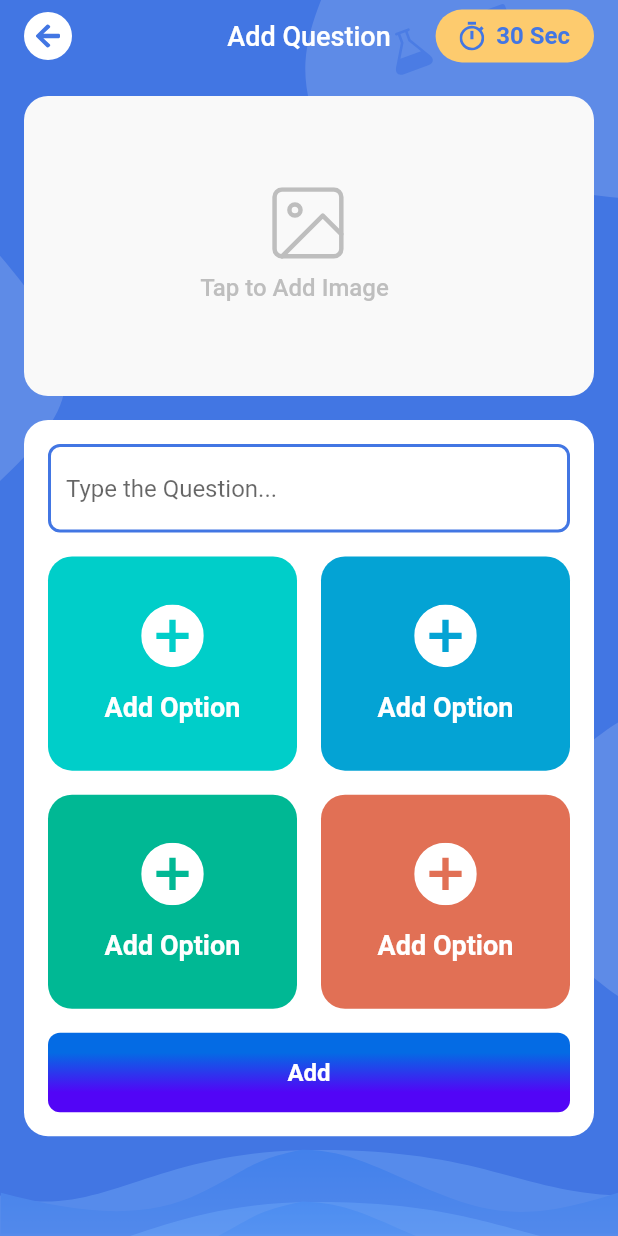
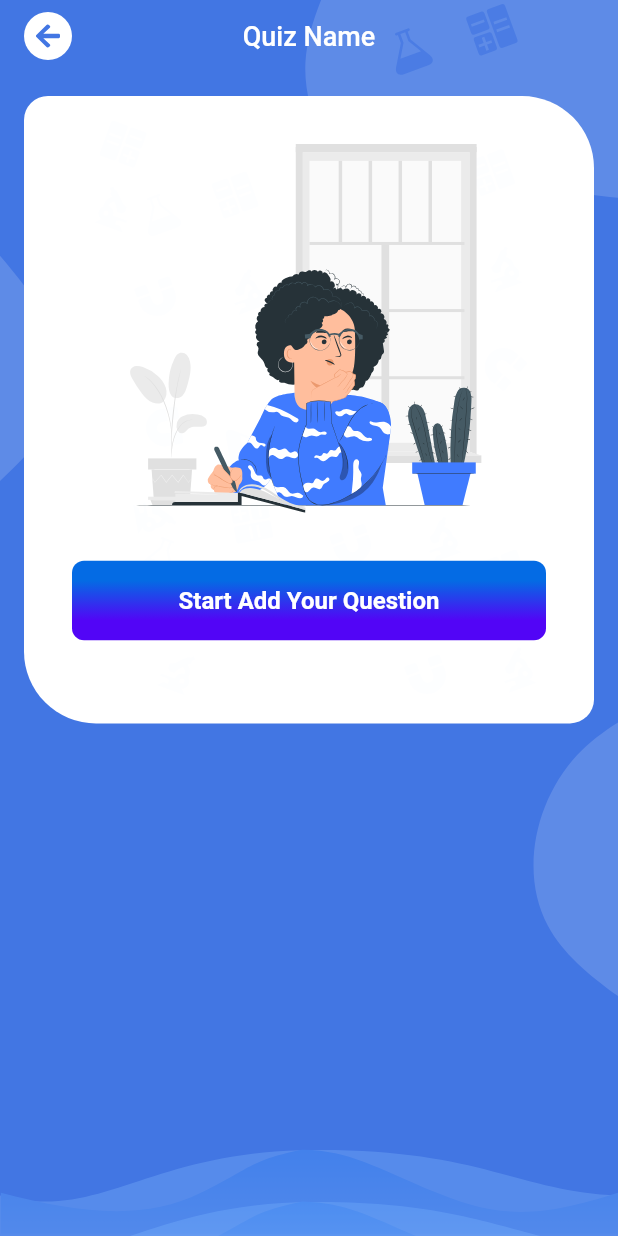
Before and after one commit to Fullmarks-Codebase/fullmarks_flutter, a Flutter app: the AddQuizNameScreen screen opened directly, after a tap on "Add", on a phone screen of 412 x 824 dp. Run offline on Flutter 3.47's test engine with Material 2 defaults, Android fonts, the phone set to English and light mode, and no system bars; our stand-ins replace carousel_slider, connectivity, fl_chart, flutter_svg, fluttertoast, lottie and 1 more; project files that could hold a hidden picture were left out.

Commit message:
- custom quiz questions list - preview question

```diff
--- a/lib/screens/AddQuizNameScreen.dart
+++ b/lib/screens/AddQuizNameScreen.dart
@@ -1,10 +1,9 @@
 import 'package:flutter/material.dart';
 import 'package:flutter_svg/svg.dart';
+import 'package:fullmarks/screens/StartAddQuestionScreen.dart';
 import 'package:fullmarks/utility/AppAssets.dart';
 import 'package:fullmarks/utility/AppColors.dart';
 import 'package:fullmarks/utility/Utiity.dart';
-
-import 'AddQuestionScreen.dart';
 
 class AddQuizNameScreen extends StatefulWidget {
   @override
@@ -92,7 +91,7 @@ class _AddQuizNameScreenState extends State<AddQuizNameScreen> {
                       Navigator.push(
                         context,
                         MaterialPageRoute(
-                          builder: (context) => AddQuestionScreen(),
+                          builder: (context) => StartAddQuestionScreen(),
                         ),
                       );
                     },
--- a/lib/screens/CreateQuizLobbyScreen.dart
+++ b/lib/screens/CreateQuizLobbyScreen.dart
@@ -1,7 +1,6 @@
 import 'package:flutter/material.dart';
 import 'package:flutter_svg/svg.dart';
 import 'package:fullmarks/screens/AddFriendScreen.dart';
-import 'package:fullmarks/screens/MyFriendsScreen.dart';
 import 'package:fullmarks/utility/AppAssets.dart';
 import 'package:fullmarks/utility/AppColors.dart';
 import 'package:fullmarks/utility/Utiity.dart';
--- /dev/null
+++ b/lib/screens/StartAddQuestionScreen.dart
@@ -0,0 +1,108 @@
+import 'package:flutter/material.dart';
+import 'package:flutter_svg/svg.dart';
+import 'package:fullmarks/utility/AppAssets.dart';
+import 'package:fullmarks/utility/AppColors.dart';
+import 'package:fullmarks/utility/Utiity.dart';
+
+import 'AddQuestionScreen.dart';
+
+class StartAddQuestionScreen extends StatefulWidget {
+  @override
+  _StartAddQuestionScreenState createState() => _StartAddQuestionScreenState();
+}
+
+class _StartAddQuestionScreenState extends State<StartAddQuestionScreen> {
+  @override
+  Widget build(BuildContext context) {
+    return Scaffold(
+      body: Stack(
+        children: [
+          Utility.setSvgFullScreen(context, AppAssets.mockTestBg),
+          Column(
+            children: [
+              Spacer(),
+              SvgPicture.asset(
+                AppAssets.bottomBarbg,
+                width: MediaQuery.of(context).size.width,
+              )
+            ],
+          ),
+          body(),
+        ],
+      ),
+    );
+  }
+
+  Widget body() {
+    return Column(
+      children: [
+        Utility.appbar(
+          context,
+          text: "Quiz Name",
+          onBackPressed: () {
+            Navigator.pop(context);
+          },
+          isHome: false,
+          textColor: Colors.white,
+        ),
+        Container(
+          padding: EdgeInsets.all(16),
+          margin: EdgeInsets.symmetric(horizontal: 16),
+          decoration: BoxDecoration(
+            color: Colors.white,
+            borderRadius: BorderRadius.only(
+              topLeft: Radius.circular(16),
+              topRight: Radius.circular(48),
+              bottomRight: Radius.circular(16),
+              bottomLeft: Radius.circular(48),
+            ),
+          ),
+          alignment: Alignment.center,
+          child: Stack(
+            alignment: Alignment.topCenter,
+            children: [
+              SvgPicture.asset(
+                AppAssets.customQuizBg,
+                color: AppColors.lightAppColor,
+              ),
+              Column(
+                children: [
+                  SizedBox(
+                    height: 16,
+                  ),
+                  SvgPicture.asset(AppAssets.customQuizBg2),
+                  SizedBox(
+                    height: 32,
+                  ),
+                  Container(
+                    margin: EdgeInsets.symmetric(
+                      horizontal: 16,
+                    ),
+                    child: Utility.button(
+                      context,
+                      onPressed: () {
+                        Navigator.push(
+                          context,
+                          MaterialPageRoute(
+                            builder: (context) => AddQuestionScreen(
+                              isEdit: false,
+                            ),
+                          ),
+                        );
+                      },
+                      begin: Alignment.topCenter,
+                      end: Alignment.bottomCenter,
+                      gradientColor1: AppColors.buttonGradient1,
+                      gradientColor2: AppColors.buttonGradient2,
+                      text: "Start Add Your Question",
+                    ),
+                  ),
+                ],
+              )
+            ],
+          ),
+        ),
+      ],
+    );
+  }
+}
--- a/lib/utility/utiity.dart
+++ b/lib/utility/utiity.dart
@@ -860,7 +860,7 @@ class Utility {
             mainAxisSize: MainAxisSize.min,
             children: [
               Text(
-                "Do you want to  delete your Question?",
+                "Do you want to  delete this Question?",
                 style: TextStyle(
                   color: AppColors.appColor,
                   fontWeight: FontWeight.bold,
```
Also changed, not shown: lib/screens/AddQuestionScreen.dart (+64 -7 lines), lib/screens/CreateCustomQuizScreen.dart (+33 -3 lines), lib/screens/CustomQuizListScreen.dart (added, +262 -0 lines), lib/screens/PreviewQuestionScreen.dart (added, +206 -0 lines).
